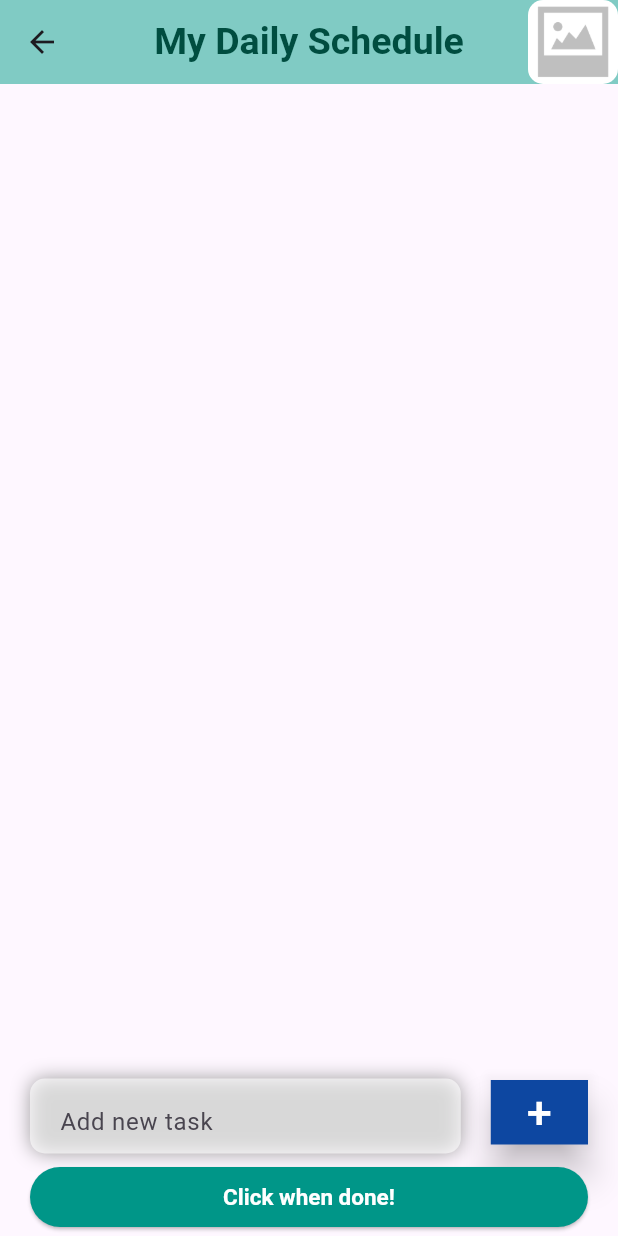
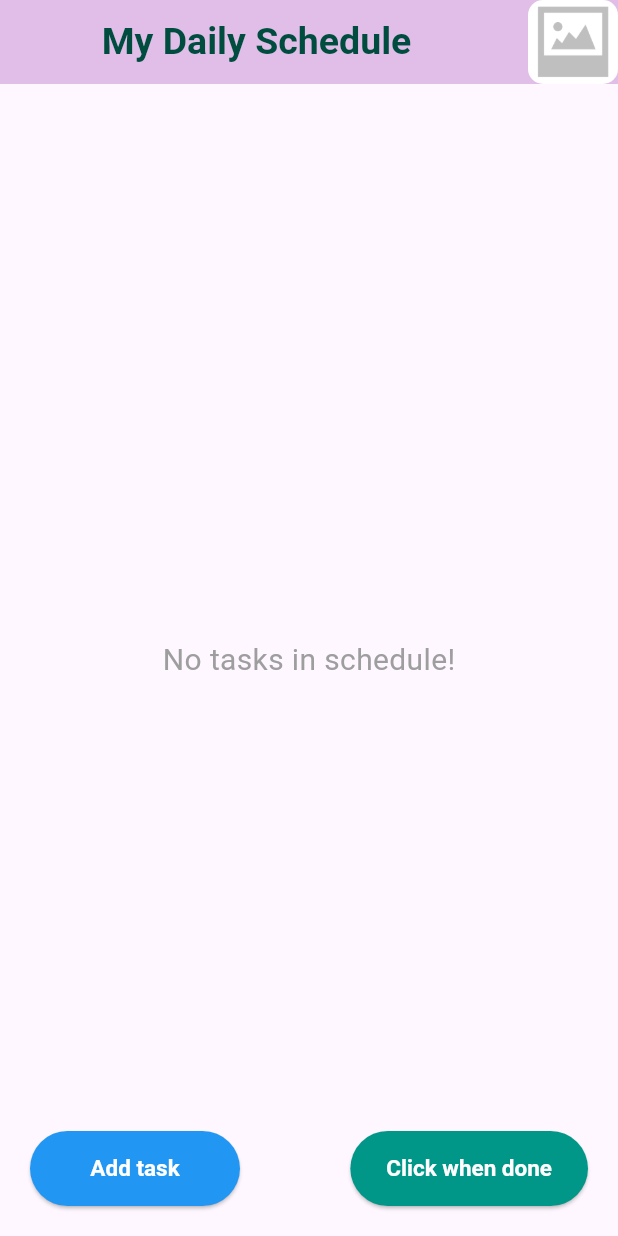
Before and after one commit to SukanyaDas2021/schedule_builder, a Flutter app: the screen it shows after launch, on a phone screen of 412 x 824 dp. Run offline on Flutter 3.47's test engine with Material 3 defaults, Android fonts, the phone set to English and light mode, and no system bars; our stand-ins replace image_picker.

Commit message:
changes done

```diff
--- a/lib/schedule.dart
+++ b/lib/schedule.dart
@@ -16,6 +16,7 @@ class _ScheduleState extends State<Schedule> {
   List<Task> tasks = [];
   bool _addingTasks = true;
   bool _checkboxClickable = false;
+  bool _showTaskInput = false;
 
   final _taskController = TextEditingController();
 
@@ -25,9 +26,12 @@ class _ScheduleState extends State<Schedule> {
   int _highlightedTaskIndex = -1;
 
   bool _showThumbsUp = false;
+  String? _selectedImagePath;
+
   void _toggleThumbsUp() {
     setState(() {
       _showThumbsUp = !_showThumbsUp;
+      _checkboxClickable = false;
     });
     Future.delayed(Duration(seconds: 2), () {
       setState(() {
@@ -50,7 +54,8 @@ class _ScheduleState extends State<Schedule> {
           tasks[index].isHighlighted = false;
         }
       }
-      if (_allTasksDone())  _toggleThumbsUp();
+      if (_allTasksDone())
+        _toggleThumbsUp();
     });
   }
 
@@ -59,11 +64,15 @@ class _ScheduleState extends State<Schedule> {
     String trimmedText = taskText.trim();
     if (trimmedText.isNotEmpty) {
       setState(() {
-        tasks.add(Task(image: '', text: taskText, isDone: false));
+        tasks.add(Task(image: _selectedImagePath ?? '', text: taskText, isDone: false));
+        //int newIndex = tasks.length - 1;
         _taskController.clear();
+        _showTaskInput = false;  // Hide the input after adding a task
+        _selectedImagePath = null;
         if (_highlightedTaskIndex == -1) {
           _highlightedTaskIndex = 0;
         }
+        //_pickImage();
       });
     }
     else { print("Task text cannot be empty or blank."); }
@@ -93,6 +102,7 @@ class _ScheduleState extends State<Schedule> {
                   _addingTasks = false;
                   _checkboxClickable = true;
                   tasks[0].isHighlighted = true;
+                  _showTaskInput = false;
                 });
                 Navigator.pop(context); // Close the dialog
               },
@@ -129,10 +139,12 @@ class _ScheduleState extends State<Schedule> {
         task.isDone = false;
         task.isHighlighted = false;
       });
+      _addingTasks = true;
+      _checkboxClickable = false;
       // Highlight the first task item
-      if (tasks.isNotEmpty) {
-        tasks[0].isHighlighted = true;
-      }
+      //if (tasks.isNotEmpty) {
+      //  tasks[0].isHighlighted = true;
+      //}
     });
   }
 
@@ -178,23 +190,42 @@ class _ScheduleState extends State<Schedule> {
     }
   }
 
+  void _toggleTaskInput() {
+    setState(() {
+      _showTaskInput = !_showTaskInput;
+    });
+  }
+
+  Future<void> _pickImage() async {
+    final picker = ImagePicker();
+    final pickedFile = await picker.pickImage(source: ImageSource.gallery);
+    if (pickedFile != null) {
+      setState(() {
+        _selectedImagePath = pickedFile.path;
+      });
+    }
+  }
+
   @override
   Widget build(BuildContext context) {
-    return PopScope(
-      canPop: false,
-      onPopInvoked: (bool didpop) async {
-        //moveToLastScreen();
-      },
-      child: Scaffold(
+    return Scaffold(
       appBar: _buildAppBar(),
       body: Stack(
         children: [
+          if (tasks.isEmpty)
+            Center(
+              child: Text(
+                'No tasks in schedule!',
+                style: TextStyle(fontSize: 20, color: Colors.grey),
+              ),
+            )
+          else
             Padding(
-                padding: EdgeInsets.fromLTRB(2, 2, 2, _addingTasks ? 90 : 5),
+              padding: EdgeInsets.fromLTRB(2, 2, 2, _addingTasks ? 120 : 5),
               child: ListView.builder(
                 itemCount: tasks.length,
                 itemBuilder: (context, index) {
-                    bool isNextTask = index < tasks.length - 1;
+                  //bool isNextTask = index < tasks.length - 1;
                   return Padding(
                     padding: const EdgeInsets.all(5.0),
                     child: TaskItem(
@@ -211,74 +242,112 @@ class _ScheduleState extends State<Schedule> {
                 },
               ),
             ),
-              Visibility(
-                  visible: _addingTasks,
-                  child: Container(
-                    margin: EdgeInsets.only(bottom: 35),
+          if (_showTaskInput)
+            Align(
               alignment: Alignment.bottomCenter,
-                    child:
+              child: Padding(
+                padding: const EdgeInsets.fromLTRB(20, 20, 20, 20),
+                child: Column(
+                  mainAxisSize: MainAxisSize.min,
+                  children: [
                     Row(
                       children: [
                         Expanded(
                           child: Container(
-                            margin: EdgeInsets.fromLTRB(20, 5, 20, 20),
-                            height: 50,
-                            padding: EdgeInsets.symmetric(
-                                horizontal: 20, vertical: 5
-                            ),
+                            margin: EdgeInsets.only(right: 8.0),
+                            height: 80,
+                            padding: EdgeInsets.symmetric(horizontal: 20, vertical: 10),
                             decoration: BoxDecoration(
                               color: Colors.white60,
-                              boxShadow: const [BoxShadow(
+                              boxShadow: [
+                                BoxShadow(
                                   color: Colors.grey,
-                                offset: Offset(0,0),
+                                  offset: Offset(0, 0),
                                   blurRadius: 10,
                                   spreadRadius: 0,
-                              ),],
+                                ),
+                              ],
                               borderRadius: BorderRadius.circular(10),
                             ),
                             child: TextField(
                               controller: _taskController,
                               decoration: InputDecoration(
-                                hintText: 'Add new task',
+                                hintText: 'Enter task',
                                 border: InputBorder.none,
                               ),
                             ),
                           ),
                         ),
-                        Container(
-                          margin: EdgeInsets.only(bottom: 20, right: 20),
-                          child: ElevatedButton(
-                            child: Text('+', style: TextStyle(color: Colors.white,fontSize: 30),),
+                        SizedBox(width: 8), // Add some space between text field and buttons
+                        ElevatedButton(
                           onPressed: () {
                             _addNewTask(_taskController.text);
                           },
                           style: ElevatedButton.styleFrom(
                             backgroundColor: Colors.blue[900],
-                              shape: RoundedRectangleBorder(borderRadius: BorderRadius.zero),
-                              minimumSize: Size(30, 30),
+                            shape: RoundedRectangleBorder(borderRadius: BorderRadius.circular(10)),
+                            minimumSize: Size(50, 80),
                             elevation: 10,
                           ),
+                          child: Text(
+                            '+',
+                            style: TextStyle(color: Colors.white, fontSize: 30),
                           ),
                         ),
                       ],
                     ),
+                    SizedBox(height: 8), // Add some space between text field and buttons
+                    ElevatedButton(
+                      onPressed: () {
+                        _pickImage(); // Replace _pickImage with your image picking logic
+                      },
+                      style: ElevatedButton.styleFrom(
+                        backgroundColor: Colors.blue[900],
+                        shape: RoundedRectangleBorder(borderRadius: BorderRadius.circular(10)),
+                        minimumSize: Size(120, 40),
+                        elevation: 10,
+                      ),
+                      child: Text(
+                        'Add Image',
+                        style: TextStyle(color: Colors.white, fontSize: 16),
                       ),
                     ),
-              Visibility(
+                    SizedBox(height: 10), // Add some space between buttons
+                  ],
+                ),
+              ),
+            ),
+          if (!_showTaskInput)
+            Align(
+              alignment: Alignment.bottomCenter,
+              child: Visibility(
                 visible: _addingTasks,
-                  child: Align(
-                    alignment: Alignment.bottomCenter,
                 child: Padding(
-                      padding: const EdgeInsets.fromLTRB(20,4,20,2),
-                      child: ElevatedButton(
+                  padding: const EdgeInsets.fromLTRB(20.0,5,20,20),
+                  child: Row(
+                    mainAxisAlignment: MainAxisAlignment.spaceBetween,
+                    children: [
+                      ElevatedButton(
+                        onPressed: _toggleTaskInput,
+                        style: ElevatedButton.styleFrom(
+                          backgroundColor: Colors.blue,
+                          foregroundColor: Colors.white,
+                          minimumSize: Size(140, 50),
+                          textStyle: TextStyle(fontSize: 15, fontWeight: FontWeight.bold),
+                        ),
+                        child: Text('Add task'),
+                      ),
+                      ElevatedButton(
                         onPressed: _toggleAddingTasks,
                         style: ElevatedButton.styleFrom(
-                          backgroundColor: Colors.teal, // Background color
-                          foregroundColor: Colors.white, // Text color
-                          minimumSize: Size(double.infinity, 40), // Stretch the button horizontally
-                          textStyle: TextStyle(fontSize: 15, fontWeight: FontWeight.bold), // Text style
+                          backgroundColor: Colors.teal,
+                          foregroundColor: Colors.white,
+                          minimumSize: Size(140, 50),
+                          textStyle: TextStyle(fontSize: 15, fontWeight: FontWeight.bold),
                         ),
-                        child: Text('Click when done!'),
+                        child: Text('Click when done'),
+                      ),
+                    ],
                   ),
                 ),
               ),
@@ -290,16 +359,15 @@ class _ScheduleState extends State<Schedule> {
                 opacity: _showThumbsUp ? 1.0 : 0.0,
                 duration: Duration(seconds: 1),
                 child: Image.asset(
-                        'assets/thumbsup.png', // Replace 'thumbs_up_cartoon.png' with the actual file name of your image asset
-                        width: 200, // Adjust the width of the image as needed
+                  'assets/thumbsup.png',
+                  width: 200,
                   height: 200,
                 ),
               ),
             ),
           ),
           _allTasksDone()
-                  ?
-                Align(
+              ? Align(
             alignment: Alignment.bottomCenter,
             child: Padding(
               padding: const EdgeInsets.fromLTRB(20, 2, 20, 2),
@@ -310,12 +378,9 @@ class _ScheduleState extends State<Schedule> {
                     onPressed: _restartSchedule,
                     style: ElevatedButton.styleFrom(
                       backgroundColor: Colors.lightBlue,
-                            foregroundColor:
-                            Colors.white,
-                            minimumSize: Size(140, 30),
-                            textStyle: TextStyle(
-                                fontSize: 15,
-                                fontWeight: FontWeight.bold),
+                      foregroundColor: Colors.white,
+                      minimumSize: Size(140, 40),
+                      textStyle: TextStyle(fontSize: 15, fontWeight: FontWeight.bold),
                     ),
                     child: Text('Restart Schedule'),
                   ),
@@ -324,13 +389,9 @@ class _ScheduleState extends State<Schedule> {
                     onPressed: _clearAllTasks,
                     style: ElevatedButton.styleFrom(
                       backgroundColor: Colors.red,
-                            foregroundColor:
-                            Colors.white,
-                            minimumSize: Size(
-                                140, 30),
-                            textStyle: TextStyle(
-                                fontSize: 15,
-                                fontWeight: FontWeight.bold),
+                      foregroundColor: Colors.white,
+                      minimumSize: Size(140, 40),
+                      textStyle: TextStyle(fontSize: 15, fontWeight: FontWeight.bold),
                     ),
                     child: Text('Clear All Tasks'),
                   ),
@@ -338,19 +399,18 @@ class _ScheduleState extends State<Schedule> {
               ),
             ),
           )
-              : SizedBox()
-            ]
-        ),
+              : SizedBox(),
+        ],
       ),
     );
   }
 
   AppBar _buildAppBar() {
     return AppBar(
-      backgroundColor: Colors.teal[200],
+      backgroundColor: Colors.purple[100],
       centerTitle: true,
-      title: _isEditingTitle ?
-        Center(
+      title: _isEditingTitle
+          ? Center(
         child: TextField(
           controller: _titleController,
           autofocus: true,
@@ -402,13 +462,6 @@ class _ScheduleState extends State<Schedule> {
           ),
         ),
       ],
-      leading: IconButton(
-        icon: Icon(Icons.arrow_back),
-        onPressed: (){
-          //moveToLastScreen();
-        },
-      ),
-
     );
   }
 }
--- a/lib/taskitem.dart
+++ b/lib/taskitem.dart
@@ -91,7 +91,7 @@ class _TaskItemState extends State<TaskItem> {
             ),
           ]
               : [],
-          color: widget.isHighlighted ? Colors.green[50] : Colors.teal[50],
+          color: widget.isHighlighted ? Colors.white : Colors.purple[50],
           //color: Colors.teal[50],
           borderRadius: BorderRadius.circular(15.0),
           border: Border.all(
```
Also changed, not shown: lib/homepage.dart (deleted, +0 -43 lines), lib/homepageold.dart (deleted, +0 -32 lines). Lines whose indentation alone changed are shown as unchanged.
